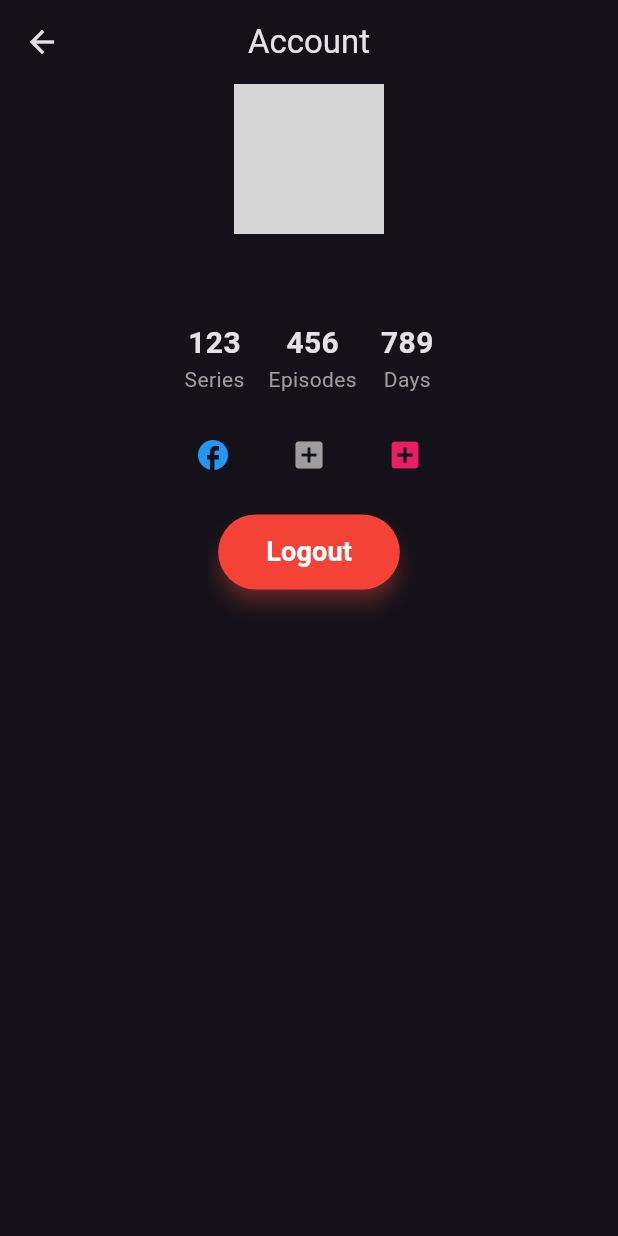
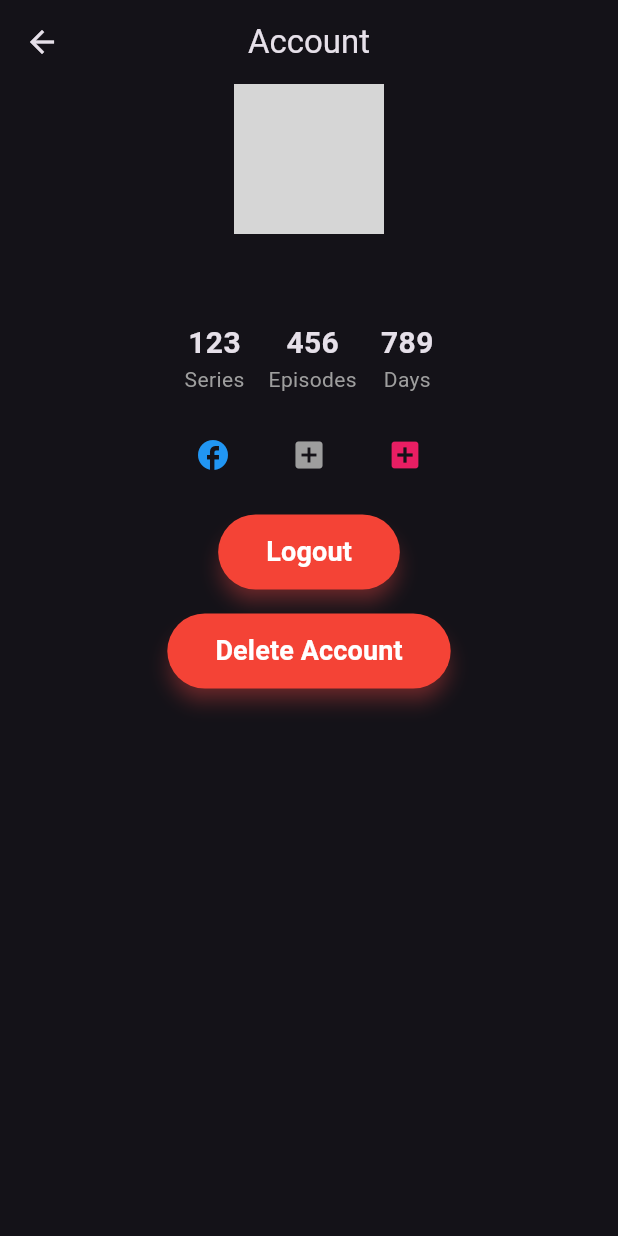
Before and after one commit to CharlesPeslerbe/WatchTrack, a Flutter app: the AccountPage screen opened by its route, on a phone screen of 412 x 824 dp. Run offline on Flutter 3.47's test engine with Material 3 defaults, Android fonts, the phone set to English and light mode, and no system bars; our stand-ins replace firebase_auth, firebase_core; accounts and stored records are empty; grey boxes are pictures that could not be loaded.

Commit message:
Delete Account

```diff
--- a/lib/ui/account.dart
+++ b/lib/ui/account.dart
@@ -21,7 +21,19 @@ class _AccountPageState extends State<AccountPage> {
 
   Future<void> _signOut() async {
     await FirebaseAuth.instance.signOut();
-    Navigator.of(context).pushReplacementNamed('/login'); // Assuming you have a login route
+    Navigator.of(context).pushReplacementNamed('/login');
+  }
+
+  Future<void> _deleteAccount() async {
+    try {
+      await _user!.delete();
+      Navigator.of(context).pushReplacementNamed('/login');
+    } catch (e) {
+      print(e);
+      ScaffoldMessenger.of(context).showSnackBar(
+        SnackBar(content: Text('Error deleting account')),
+      );
+    }
   }
 
   @override
@@ -111,6 +123,27 @@ class _AccountPageState extends State<AccountPage> {
         ),
       ),
     ),
+        SizedBox(height: 16),
+        // Delete account button
+        ElevatedButton(
+          onPressed: _user != null ? _deleteAccount : null,
+          style: ElevatedButton.styleFrom(
+            backgroundColor: Colors.red,
+            foregroundColor: Colors.white,
+            shadowColor: Colors.redAccent,
+            elevation: 5,
+            shape: RoundedRectangleBorder(
+                borderRadius: BorderRadius.circular(30.0)),
+            padding: EdgeInsets.symmetric(horizontal: 32, vertical: 12),
+          ),
+          child: Text(
+            'Delete Account',
+            style: TextStyle(
+              fontSize: 18,
+              fontWeight: FontWeight.bold,
+            ),
+          ),
+        ),
       ],
       ),
       ),
```
Lines whose indentation alone changed are shown as unchanged.
